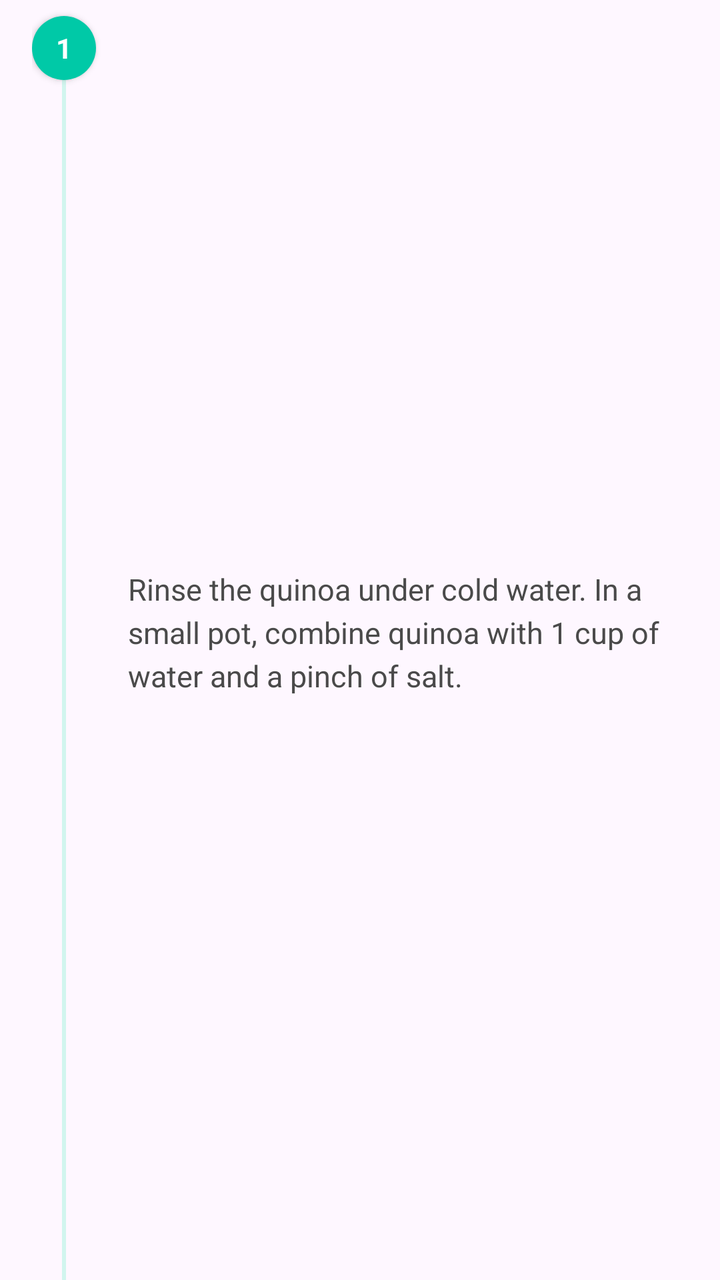
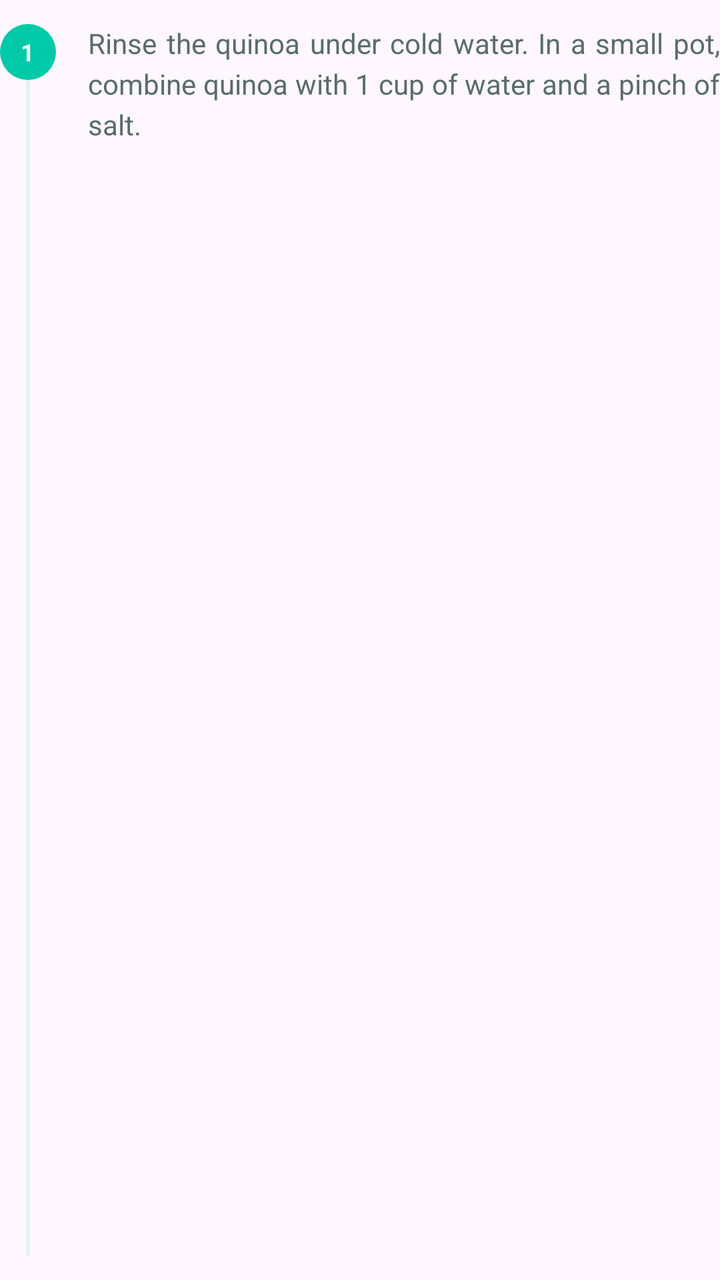

Two renders of the same Android screen: before a commit and after it. Below are the layout's source before the change and the commit's diff.
<!-- AndroidManifest.xml: application theme Theme.RESTAURANTE -->
<!-- res/layout/item_step_preparation_layout.xml -->
<?xml version="1.0" encoding="utf-8"?>
<androidx.constraintlayout.widget.ConstraintLayout
    xmlns:android="http://schemas.android.com/apk/res/android"
    xmlns:app="http://schemas.android.com/apk/res-auto"
    android:layout_width="match_parent"
    android:layout_height="wrap_content"
    android:paddingHorizontal="16dp">

    <View
        android:id="@+id/timelineLine"
        android:layout_width="2dp"
        android:layout_height="0dp"
        android:background="#D1F5EE"
        app:layout_constraintBottom_toBottomOf="parent"
        app:layout_constraintEnd_toEndOf="@id/stepNumberContainer"
        app:layout_constraintStart_toStartOf="@id/stepNumberContainer"
        app:layout_constraintTop_toBottomOf="@id/stepNumberContainer" />

    <FrameLayout
        android:id="@+id/stepNumberContainer"
        android:layout_width="32dp"
        android:layout_height="32dp"
        android:layout_marginTop="8dp"
        android:background="@drawable/bg_circle_solid_green"
        android:elevation="2dp"
        app:layout_constraintStart_toStartOf="parent"
        app:layout_constraintTop_toTopOf="parent">

        <TextView
            android:id="@+id/tvStepNumber"
            android:layout_width="wrap_content"
            android:layout_height="wrap_content"
            android:layout_gravity="center"
            android:text="1"
            android:textColor="#FFFFFF"
            android:textStyle="bold"
            android:textSize="14sp" />
    </FrameLayout>

    <TextView
        android:id="@+id/tvInstructionText"
        android:layout_width="0dp"
        android:layout_height="wrap_content"
        android:layout_marginStart="16dp"
        android:layout_marginTop="8dp"
        android:layout_marginBottom="16dp"
        android:lineSpacingExtra="4dp"
        android:text="Rinse the quinoa under cold water. In a small pot, combine quinoa with 1 cup of water and a pinch of salt."
        android:textColor="#4A4A4A"
        android:textSize="15sp"
        app:layout_constraintBottom_toBottomOf="parent"
        app:layout_constraintEnd_toEndOf="parent"
        app:layout_constraintStart_toEndOf="@id/stepNumberContainer"
        app:layout_constraintTop_toTopOf="parent" />

</androidx.constraintlayout.widget.ConstraintLayout>
<!-- resources referenced by this layout -->
<resources>
  <!-- drawable bg_circle_solid_green (drawable) -->
  <shape xmlns:android="http://schemas.android.com/apk/res/android" android:shape="oval">
      <solid android:color="#00C9A7" />
  </shape>
  <style name="Theme.RESTAURANTE" parent="Base.Theme.RESTAURANTE" />
  <style name="Base.Theme.RESTAURANTE" parent="Theme.Material3.DayNight.NoActionBar">
          
  
          <item name="android:statusBarColor">@color/brand_green</item>
          <item name="android:windowLightStatusBar">true</item>
      </style>
  <color name="brand_green">#00D09C</color>
</resources>

<!-- the commit's change to res/layout/item_step_preparation_layout.xml (unified diff, before → after) -->
@@ -4,13 +4,13 @@
     xmlns:app="http://schemas.android.com/apk/res-auto"
     android:layout_width="match_parent"
     android:layout_height="wrap_content"
-    android:paddingHorizontal="16dp">
+    android:paddingVertical="12dp">
 
     <View
         android:id="@+id/timelineLine"
         android:layout_width="2dp"
         android:layout_height="0dp"
-        android:background="#D1F5EE"
+        android:background="@color/accent_dark"
         app:layout_constraintBottom_toBottomOf="parent"
         app:layout_constraintEnd_toEndOf="@id/stepNumberContainer"
         app:layout_constraintStart_toStartOf="@id/stepNumberContainer"
@@ -18,11 +18,9 @@
 
     <FrameLayout
         android:id="@+id/stepNumberContainer"
-        android:layout_width="32dp"
-        android:layout_height="32dp"
-        android:layout_marginTop="8dp"
+        android:layout_width="28dp"
+        android:layout_height="28dp"
         android:background="@drawable/bg_circle_solid_green"
-        android:elevation="2dp"
         app:layout_constraintStart_toStartOf="parent"
         app:layout_constraintTop_toTopOf="parent">
 
@@ -32,9 +30,9 @@
             android:layout_height="wrap_content"
             android:layout_gravity="center"
             android:text="1"
-            android:textColor="#FFFFFF"
+            android:textColor="@color/white"
             android:textStyle="bold"
-            android:textSize="14sp" />
+            android:textSize="12sp" />
     </FrameLayout>
 
     <TextView
@@ -42,15 +40,13 @@
         android:layout_width="0dp"
         android:layout_height="wrap_content"
         android:layout_marginStart="16dp"
-        android:layout_marginTop="8dp"
-        android:layout_marginBottom="16dp"
         android:lineSpacingExtra="4dp"
         android:text="Rinse the quinoa under cold water. In a small pot, combine quinoa with 1 cup of water and a pinch of salt."
-        android:textColor="#4A4A4A"
-        android:textSize="15sp"
-        app:layout_constraintBottom_toBottomOf="parent"
+        android:textColor="@color/text_muted"
+        android:textSize="14sp"
+        android:justificationMode="inter_word"
         app:layout_constraintEnd_toEndOf="parent"
         app:layout_constraintStart_toEndOf="@id/stepNumberContainer"
-        app:layout_constraintTop_toTopOf="parent" />
+        app:layout_constraintTop_toTopOf="@id/stepNumberContainer" />
 
 </androidx.constraintlayout.widget.ConstraintLayout>
<!-- resource entries referenced after the edit -->
@@ -1,5 +1,8 @@
 <!-- resources referenced by this layout -->
 <resources>
+  <color name="accent_dark">#E2F5EE</color>
+  <color name="text_muted">#5A6C69</color>
+  <color name="white">#FFFFFFFF</color>
   <!-- drawable bg_circle_solid_green (drawable) -->
   <shape xmlns:android="http://schemas.android.com/apk/res/android" android:shape="oval">
       <solid android:color="#00C9A7" />
@@ -11,6 +14,6 @@
           <item name="android:statusBarColor">@color/brand_green</item>
           <item name="android:windowLightStatusBar">true</item>
       </style>
-  <color name="brand_green">#00D09C</color>
+  <color name="brand_green">#00C99E</color>
 </resources>
 
